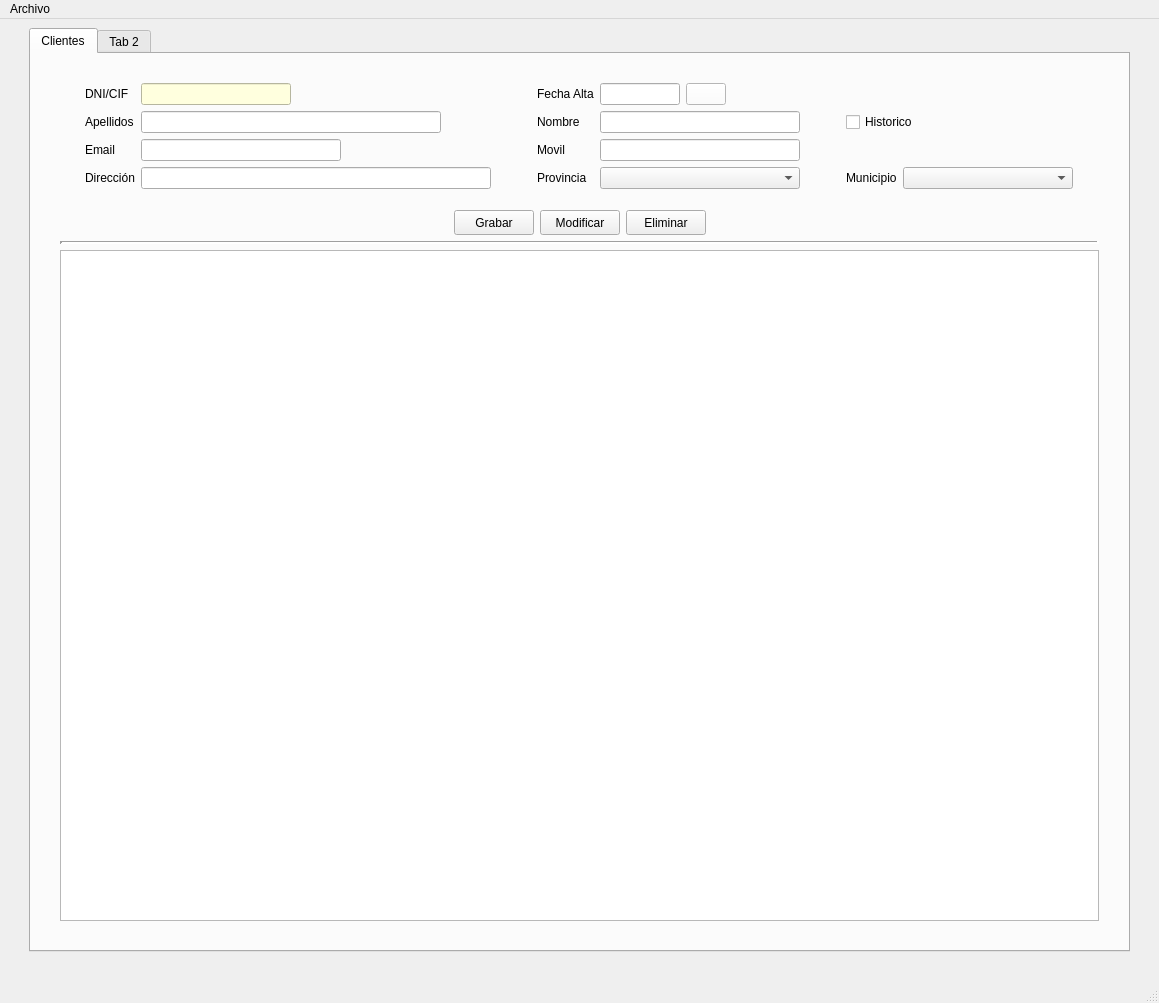
Old version of the form templates/venPrincipal.ui in the repository Samugcor/InmoTeis.
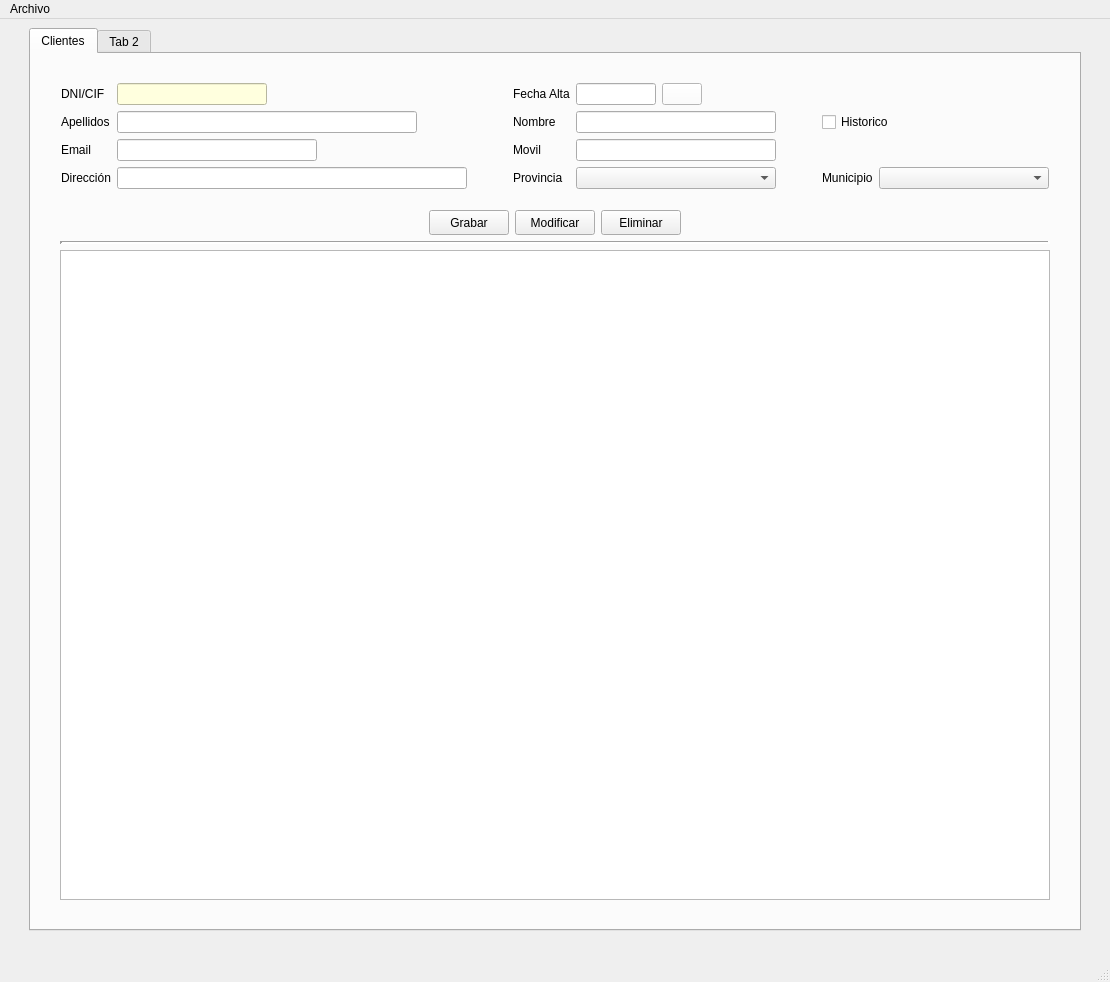
New version of the form. Icons and pictures are not drawn.

```diff
--- a/templates/venPrincipal.ui
+++ b/templates/venPrincipal.ui
@@ -9,8 +9,8 @@
    <rect>
     <x>0</x>
     <y>0</y>
-    <width>1159</width>
-    <height>1003</height>
+    <width>1110</width>
+    <height>982</height>
    </rect>
   </property>
   <property name="windowTitle">
@@ -639,7 +639,7 @@
     <rect>
      <x>0</x>
      <y>0</y>
-     <width>1159</width>
+     <width>1110</width>
      <height>21</height>
     </rect>
    </property>
```
Left out of the diff: 12 changed lines with no effect on the pictures.
